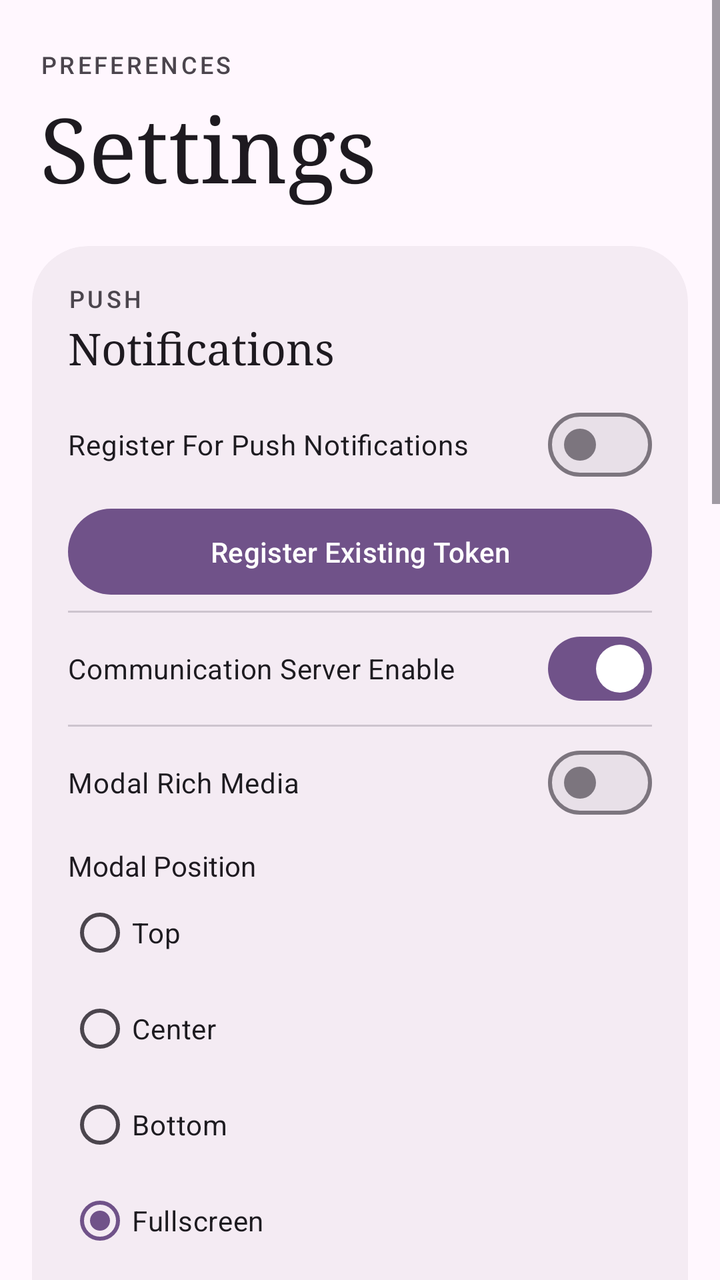
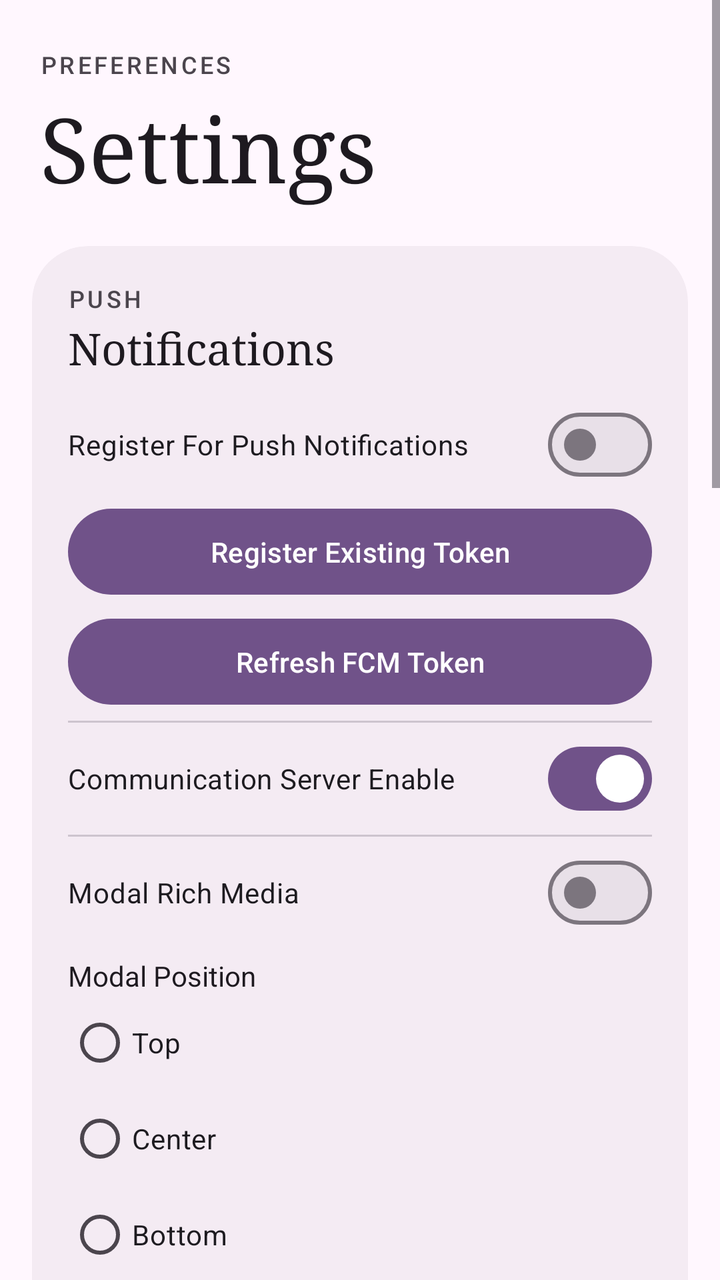

Before-and-after screenshots of an Android layout around one commit, followed by the original layout XML and the change that was made.
<!-- AndroidManifest.xml: application theme Theme.Demoapp -->
<!-- res/layout/fragment_notifications.xml -->
<?xml version="1.0" encoding="utf-8"?>
<ScrollView xmlns:android="http://schemas.android.com/apk/res/android"
    xmlns:app="http://schemas.android.com/apk/res-auto"
    xmlns:tools="http://schemas.android.com/tools"
    android:layout_width="match_parent"
    android:layout_height="match_parent"
    tools:context=".ui.notifications.NotificationsFragment">

    <LinearLayout
        android:layout_width="match_parent"
        android:layout_height="wrap_content"
        android:orientation="vertical"
        android:paddingHorizontal="16dp"
        android:paddingTop="8dp"
        android:paddingBottom="16dp">

        
        <LinearLayout
            android:layout_width="match_parent"
            android:layout_height="wrap_content"
            android:orientation="vertical"
            android:paddingHorizontal="4dp"
            android:paddingTop="16dp"
            android:paddingBottom="20dp">

            <TextView
                android:layout_width="wrap_content"
                android:layout_height="wrap_content"
                android:text="Preferences"
                android:textAllCaps="true"
                android:textAppearance="?attr/textAppearanceLabelMedium"
                android:textColor="?attr/colorOnSurfaceVariant"
                android:letterSpacing="0.12"
                android:fontFamily="sans-serif-medium" />

            <TextView
                android:layout_width="wrap_content"
                android:layout_height="wrap_content"
                android:layout_marginTop="4dp"
                android:text="Settings"
                android:textAppearance="?attr/textAppearanceDisplayMedium"
                android:textColor="?attr/colorOnSurface"
                android:fontFamily="serif" />

        </LinearLayout>

        <com.google.android.material.card.MaterialCardView
            android:layout_width="match_parent"
            android:layout_height="wrap_content"
            app:cardCornerRadius="28dp"
            app:cardElevation="0dp"
            app:strokeWidth="0dp"
            app:cardBackgroundColor="?attr/colorSurfaceContainer">

            <LinearLayout
                android:layout_width="match_parent"
                android:layout_height="wrap_content"
                android:orientation="vertical"
                android:padding="18dp">

                <TextView
                    android:layout_width="wrap_content"
                    android:layout_height="wrap_content"
                    android:text="Push"
                    android:textAllCaps="true"
                    android:textAppearance="?attr/textAppearanceLabelMedium"
                    android:textColor="?attr/colorOnSurfaceVariant"
                    android:letterSpacing="0.12"
                    android:fontFamily="sans-serif-medium" />

                <TextView
                    android:layout_width="wrap_content"
                    android:layout_height="wrap_content"
                    android:layout_marginTop="2dp"
                    android:layout_marginBottom="10dp"
                    android:text="Notifications"
                    android:textAppearance="?attr/textAppearanceTitleLarge"
                    android:textColor="?attr/colorOnSurface"
                    android:fontFamily="serif" />

                <com.google.android.material.materialswitch.MaterialSwitch
                    android:id="@+id/switch1"
                    android:layout_width="match_parent"
                    android:layout_height="48dp"
                    android:text="Register For Push Notifications" />

                <com.google.android.material.button.MaterialButton
                    android:id="@+id/buttonRegisterExistingToken"
                    android:layout_width="match_parent"
                    android:layout_height="wrap_content"
                    android:layout_marginTop="4dp"
                    android:text="Register Existing Token" />

                <View
                    android:layout_width="match_parent"
                    android:layout_height="1dp"
                    android:layout_marginVertical="4dp"
                    android:background="?attr/colorOutlineVariant" />

                <com.google.android.material.materialswitch.MaterialSwitch
                    android:id="@+id/switch2"
                    android:layout_width="match_parent"
                    android:layout_height="48dp"
                    android:checked="true"
                    android:text="Communication Server Enable" />

                <View
                    android:layout_width="match_parent"
                    android:layout_height="1dp"
                    android:layout_marginVertical="4dp"
                    android:background="?attr/colorOutlineVariant" />

                <com.google.android.material.materialswitch.MaterialSwitch
                    android:id="@+id/switchRichMediaType"
                    android:layout_width="match_parent"
                    android:layout_height="48dp"
                    android:text="Modal Rich Media" />

                <TextView
                    android:layout_width="match_parent"
                    android:layout_height="wrap_content"
                    android:layout_marginTop="8dp"
                    android:text="Modal Position"
                    android:textColor="?attr/colorOnSurface" />

                <RadioGroup
                    android:id="@+id/modalPositionGroup"
                    android:layout_width="match_parent"
                    android:layout_height="wrap_content"
                    android:orientation="vertical">

                    <RadioButton
                        android:id="@+id/modalPositionTop"
                        android:layout_width="wrap_content"
                        android:layout_height="wrap_content"
                        android:text="Top" />

                    <RadioButton
                        android:id="@+id/modalPositionCenter"
                        android:layout_width="wrap_content"
                        android:layout_height="wrap_content"
                        android:text="Center" />

                    <RadioButton
                        android:id="@+id/modalPositionBottom"
                        android:layout_width="wrap_content"
                        android:layout_height="wrap_content"
                        android:text="Bottom" />

                    <RadioButton
                        android:id="@+id/modalPositionFullscreen"
                        android:layout_width="wrap_content"
                        android:layout_height="wrap_content"
                        android:checked="true"
                        android:text="Fullscreen" />

                </RadioGroup>

                <TextView
                    android:layout_width="match_parent"
                    android:layout_height="wrap_content"
                    android:layout_marginTop="8dp"
                    android:text="Rich Media color scheme"
                    android:textColor="?attr/colorOnSurface" />

                <RadioGroup
                    android:id="@+id/colorSchemeGroup"
                    android:layout_width="match_parent"
                    android:layout_height="wrap_content"
                    android:orientation="vertical">

                    <RadioButton
                        android:id="@+id/colorSchemeApp"
                        android:layout_width="wrap_content"
                        android:layout_height="wrap_content"
                        android:text="App" />

                    <RadioButton
                        android:id="@+id/colorSchemeSystem"
                        android:layout_width="wrap_content"
                        android:layout_height="wrap_content"
                        android:text="System" />

                    <RadioButton
                        android:id="@+id/colorSchemeLight"
                        android:layout_width="wrap_content"
                        android:layout_height="wrap_content"
                        android:text="Light" />

                    <RadioButton
                        android:id="@+id/colorSchemeDark"
                        android:layout_width="wrap_content"
                        android:layout_height="wrap_content"
                        android:text="Dark" />

                </RadioGroup>

                <TextView
                    android:layout_width="match_parent"
                    android:layout_height="wrap_content"
                    android:layout_marginTop="8dp"
                    android:text="App theme"
                    android:textColor="?attr/colorOnSurface" />

                <RadioGroup
                    android:id="@+id/appThemeGroup"
                    android:layout_width="match_parent"
                    android:layout_height="wrap_content"
                    android:orientation="vertical">

                    <RadioButton
                        android:id="@+id/appThemeFollowSystem"
                        android:layout_width="wrap_content"
                        android:layout_height="wrap_content"
                        android:text="Follow system" />

                    <RadioButton
                        android:id="@+id/appThemeLight"
                        android:layout_width="wrap_content"
                        android:layout_height="wrap_content"
                        android:text="Light" />

                    <RadioButton
                        android:id="@+id/appThemeDark"
                        android:layout_width="wrap_content"
                        android:layout_height="wrap_content"
                        android:text="Dark" />

                </RadioGroup>

            </LinearLayout>

        </com.google.android.material.card.MaterialCardView>

        <com.google.android.material.card.MaterialCardView
            android:layout_width="match_parent"
            android:layout_height="wrap_content"
            android:layout_marginTop="12dp"
            app:cardCornerRadius="28dp"
            app:cardElevation="0dp"
            app:strokeWidth="0dp"
            app:cardBackgroundColor="?attr/colorSurfaceContainer">

            <LinearLayout
                android:layout_width="match_parent"
                android:layout_height="wrap_content"
                android:orientation="vertical"
                android:padding="18dp">

                <LinearLayout
                    android:layout_width="match_parent"
                    android:layout_height="wrap_content"
                    android:orientation="horizontal"
                    android:gravity="center_vertical"
                    android:layout_marginBottom="14dp">

                    <FrameLayout
                        android:layout_width="40dp"
                        android:layout_height="40dp"
                        android:layout_marginEnd="14dp"
                        android:background="@drawable/bg_icon_circle_tertiary">

                        <ImageView
                            android:layout_width="20dp"
                            android:layout_height="20dp"
                            android:layout_gravity="center"
                            android:src="@drawable/ic_pin"
                            android:contentDescription="@null" />

                    </FrameLayout>

                    <LinearLayout
                        android:layout_width="match_parent"
                        android:layout_height="wrap_content"
                        android:orientation="vertical">

                        <TextView
                            android:layout_width="wrap_content"
                            android:layout_height="wrap_content"
                            android:text="Geozones"
                            android:textAllCaps="true"
                            android:textAppearance="?attr/textAppearanceLabelMedium"
                            android:textColor="?attr/colorOnSurfaceVariant"
                            android:letterSpacing="0.12"
                            android:fontFamily="sans-serif-medium" />

                        <TextView
                            android:layout_width="wrap_content"
                            android:layout_height="wrap_content"
                            android:layout_marginTop="2dp"
                            android:text="Location"
                            android:textAppearance="?attr/textAppearanceTitleLarge"
                            android:textColor="?attr/colorOnSurface"
                            android:fontFamily="serif" />

                    </LinearLayout>

                </LinearLayout>

                <com.google.android.material.materialswitch.MaterialSwitch
                    android:id="@+id/switchLocationTracking"
                    android:layout_width="match_parent"
                    android:layout_height="48dp"
                    android:text="Location Tracking" />

                <com.google.android.material.button.MaterialButton
                    android:id="@+id/buttonBackgroundLocation"
                    style="@style/Widget.Demoapp.Button.Outlined"
                    android:layout_width="match_parent"
                    android:layout_height="wrap_content"
                    android:layout_marginTop="8dp"
                    android:text="Request Background Location" />

            </LinearLayout>

        </com.google.android.material.card.MaterialCardView>

        <com.google.android.material.card.MaterialCardView
            android:layout_width="match_parent"
            android:layout_height="wrap_content"
            android:layout_marginTop="12dp"
            app:cardCornerRadius="28dp"
            app:cardElevation="0dp"
            app:strokeWidth="0dp"
            app:cardBackgroundColor="?attr/colorSurfaceContainer">

            <LinearLayout
                android:layout_width="match_parent"
                android:layout_height="wrap_content"
                android:orientation="vertical"
                android:padding="18dp">

                <TextView
                    android:layout_width="wrap_content"
                    android:layout_height="wrap_content"
                    android:text="VoIP"
                    android:textAllCaps="true"
                    android:textAppearance="?attr/textAppearanceLabelMedium"
                    android:textColor="?attr/colorOnSurfaceVariant"
                    android:letterSpacing="0.12"
                    android:fontFamily="sans-serif-medium" />

                <TextView
                    android:layout_width="wrap_content"
                    android:layout_height="wrap_content"
                    android:layout_marginTop="2dp"
                    android:layout_marginBottom="10dp"
                    android:text="Calls"
                    android:textAppearance="?attr/textAppearanceTitleLarge"
                    android:textColor="?attr/colorOnSurface"
                    android:fontFamily="serif" />

                <com.google.android.material.button.MaterialButton
                    android:id="@+id/buttonRequestCallPermissions"
                    style="@style/Widget.Demoapp.Button.Outlined"
                    android:layout_width="match_parent"
                    android:layout_height="wrap_content"
                    android:text="Request Call Permissions" />

            </LinearLayout>

        </com.google.android.material.card.MaterialCardView>

        
        <com.google.android.material.card.MaterialCardView
            android:layout_width="match_parent"
            android:layout_height="wrap_content"
            android:layout_marginTop="12dp"
            app:cardCornerRadius="28dp"
            app:cardElevation="0dp"
            app:strokeWidth="0dp"
            app:cardBackgroundColor="?attr/colorSurfaceContainerLow">

            <LinearLayout
                android:layout_width="match_parent"
                android:layout_height="wrap_content"
                android:orientation="vertical"
                android:padding="18dp">

                <TextView
                    android:layout_width="wrap_content"
                    android:layout_height="wrap_content"
                    android:layout_marginBottom="10dp"
                    android:text="About"
                    android:textAllCaps="true"
                    android:textAppearance="?attr/textAppearanceLabelMedium"
                    android:textColor="?attr/colorOnSurfaceVariant"
                    android:letterSpacing="0.12"
                    android:fontFamily="sans-serif-medium" />

                <LinearLayout
                    android:layout_width="match_parent"
                    android:layout_height="wrap_content"
                    android:orientation="horizontal"
                    android:paddingVertical="10dp">

                    <TextView
                        android:layout_width="0dp"
                        android:layout_height="wrap_content"
                        android:layout_weight="1"
                        android:text="SDK version"
                        android:textAppearance="?attr/textAppearanceBodyMedium"
                        android:textColor="?attr/colorOnSurfaceVariant" />

                    <TextView
                        android:id="@+id/aboutSdkVersion"
                        android:layout_width="wrap_content"
                        android:layout_height="wrap_content"
                        android:text="—"
                        android:textAppearance="?attr/textAppearanceBodyMedium"
                        android:textColor="?attr/colorOnSurface"
                        android:fontFamily="monospace" />

                </LinearLayout>

                <View
                    android:layout_width="match_parent"
                    android:layout_height="1dp"
                    android:background="?attr/colorOutlineVariant" />

                <LinearLayout
                    android:layout_width="match_parent"
                    android:layout_height="wrap_content"
                    android:orientation="horizontal"
                    android:paddingVertical="10dp">

                    <TextView
                        android:layout_width="0dp"
                        android:layout_height="wrap_content"
                        android:layout_weight="1"
                        android:text="App code"
                        android:textAppearance="?attr/textAppearanceBodyMedium"
                        android:textColor="?attr/colorOnSurfaceVariant" />

                    <TextView
                        android:layout_width="wrap_content"
                        android:layout_height="wrap_content"
                        android:text="@string/pushwoosh_app_id"
                        android:textAppearance="?attr/textAppearanceBodyMedium"
                        android:textColor="?attr/colorOnSurface"
                        android:fontFamily="monospace" />

                </LinearLayout>

                <View
                    android:layout_width="match_parent"
                    android:layout_height="1dp"
                    android:background="?attr/colorOutlineVariant" />

                <LinearLayout
                    android:layout_width="match_parent"
                    android:layout_height="wrap_content"
                    android:orientation="horizontal"
                    android:paddingVertical="10dp">

                    <TextView
                        android:layout_width="0dp"
                        android:layout_height="wrap_content"
                        android:layout_weight="1"
                        android:text="Build"
                        android:textAppearance="?attr/textAppearanceBodyMedium"
                        android:textColor="?attr/colorOnSurfaceVariant" />

                    <TextView
                        android:id="@+id/aboutBuildType"
                        android:layout_width="wrap_content"
                        android:layout_height="wrap_content"
                        android:text="—"
                        android:textAppearance="?attr/textAppearanceBodyMedium"
                        android:textColor="?attr/colorOnSurface"
                        android:fontFamily="monospace" />

                </LinearLayout>

            </LinearLayout>

        </com.google.android.material.card.MaterialCardView>

    </LinearLayout>

</ScrollView>
<!-- resources referenced by this layout -->
<resources>
  <!-- drawable bg_icon_circle_tertiary (drawable) -->
  <?xml version="1.0" encoding="utf-8"?>
  <shape xmlns:android="http://schemas.android.com/apk/res/android"
      android:shape="oval">
      <solid android:color="?attr/colorTertiaryContainer" />
  </shape>
  <!-- drawable ic_pin (drawable) -->
  <vector xmlns:android="http://schemas.android.com/apk/res/android"
      android:width="24dp"
      android:height="24dp"
      android:viewportWidth="24"
      android:viewportHeight="24"
      android:tint="?attr/colorOnTertiaryContainer">
  
      <path
          android:fillColor="@android:color/white"
          android:pathData="M12,2C8.13,2 5,5.13 5,9c0,5.25 7,13 7,13s7,-7.75 7,-13c0,-3.87 -3.13,-7 -7,-7zM12,11.5c-1.38,0 -2.5,-1.12 -2.5,-2.5s1.12,-2.5 2.5,-2.5 2.5,1.12 2.5,2.5 -1.12,2.5 -2.5,2.5z" />
  </vector>
  <string name="pushwoosh_app_id">_YOUR_PUSHWOOSH_APP_ID_</string>
  <style name="Widget.Demoapp.Button.Outlined" parent="Widget.Material3.Button.OutlinedButton">
          <item name="cornerRadius">100dp</item>
          <item name="android:paddingTop">12dp</item>
          <item name="android:paddingBottom">12dp</item>
          <item name="strokeColor">@color/md_theme_outline</item>
          <item name="strokeWidth">1.5dp</item>
      </style>
  <color name="md_theme_outline">#7C757E</color>
  <color name="md_theme_primary">#705289</color>
  <color name="md_theme_onPrimary">#FFFFFF</color>
  <color name="md_theme_primaryContainer">#F1DAFF</color>
  <color name="md_theme_onPrimaryContainer">#573A70</color>
  <color name="md_theme_secondary">#665A6F</color>
  <color name="md_theme_onSecondary">#FFFFFF</color>
  <color name="md_theme_secondaryContainer">#EEDDF6</color>
  <color name="md_theme_onSecondaryContainer">#4E4256</color>
  <color name="md_theme_tertiary">#805156</color>
  <color name="md_theme_onTertiary">#FFFFFF</color>
  <color name="md_theme_tertiaryContainer">#FFDADC</color>
  <color name="md_theme_onTertiaryContainer">#663A3F</color>
  <color name="md_theme_error">#BA1A1A</color>
  <color name="md_theme_onError">#FFFFFF</color>
  <color name="md_theme_errorContainer">#FFDAD6</color>
  <color name="md_theme_onErrorContainer">#93000A</color>
  <color name="md_theme_background">#FFF7FE</color>
  <color name="md_theme_onBackground">#1E1A20</color>
  <color name="md_theme_surface">#FFF7FE</color>
  <color name="md_theme_onSurface">#1E1A20</color>
  <color name="md_theme_surfaceVariant">#E9DFEA</color>
  <color name="md_theme_onSurfaceVariant">#4B454D</color>
  <color name="md_theme_surfaceContainerLowest">#FFFFFF</color>
  <color name="md_theme_surfaceContainerLow">#FAF1F9</color>
  <color name="md_theme_surfaceContainer">#F4EBF3</color>
  <color name="md_theme_surfaceContainerHigh">#EEE6ED</color>
  <color name="md_theme_surfaceContainerHighest">#E8E0E8</color>
  <color name="md_theme_outlineVariant">#CDC4CE</color>
  <style name="Widget.Demoapp.Button" parent="Widget.Material3.Button">
          <item name="cornerRadius">100dp</item>
          <item name="android:paddingTop">12dp</item>
          <item name="android:paddingBottom">12dp</item>
      </style>
  <!-- unchanged entries left out for length: 1 -->
</resources>

<!-- the commit's change to res/layout/fragment_notifications.xml (unified diff, before → after) -->
@@ -90,6 +90,13 @@
                     android:layout_height="wrap_content"
                     android:layout_marginTop="4dp"
                     android:text="Register Existing Token" />
+
+                <com.google.android.material.button.MaterialButton
+                    android:id="@+id/buttonRefreshFcmToken"
+                    android:layout_width="match_parent"
+                    android:layout_height="wrap_content"
+                    android:layout_marginTop="4dp"
+                    android:text="Refresh FCM Token" />
 
                 <View
                     android:layout_width="match_parent"
